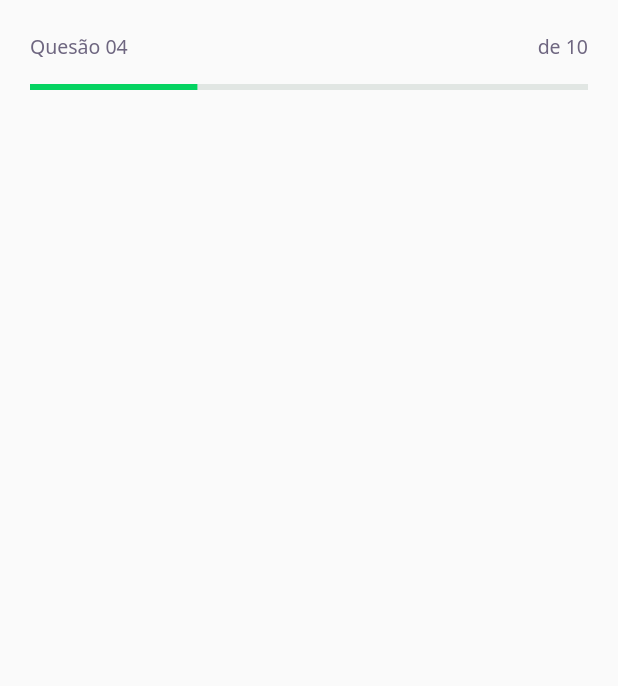
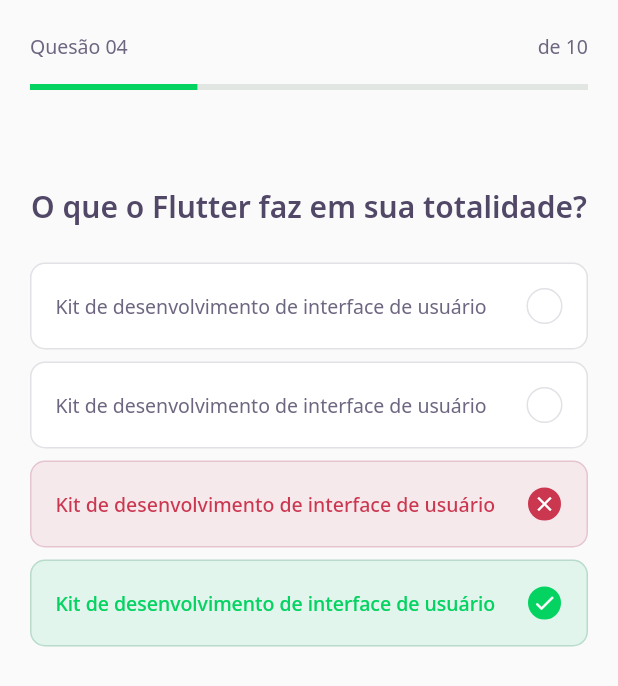
Before and after one commit to rockevandro/dev_quiz_flutter_app, a Flutter app: the screen it shows after launch, on a phone screen of 412 x 824 dp. Shown: the top 686 px of the screen. Run offline on Flutter 3.47's test engine with Material 2 defaults, Android fonts, the phone set to English and light mode, and no system bars; our stand-ins replace google_fonts.

Commit message:
feat: add quiz and answer on challenge page

```diff
--- a/lib/core/app_text_styles.dart
+++ b/lib/core/app_text_styles.dart
@@ -18,7 +18,7 @@ class AppTextStyles {
 
   static final TextStyle heading = GoogleFonts.notoSans(
     color: AppColors.black,
-    fontSize: 18,
+    fontSize: 20,
     fontWeight: FontWeight.w600,
   );
 
--- a/lib/pages/challenge/challenge_page.dart
+++ b/lib/pages/challenge/challenge_page.dart
@@ -1,4 +1,5 @@
 import 'package:dev_quiz/pages/challenge/widgets/question_indicator.dart';
+import 'package:dev_quiz/pages/challenge/widgets/quiz.dart';
 import 'package:flutter/material.dart';
 
 class ChallengePage extends StatefulWidget {
@@ -17,7 +18,7 @@ class _ChallengePageState extends State<ChallengePage> {
           child: QuestionIndicator(),
         ),
       ),
-      body: Container(),
+      body: Quiz(),
     );
   }
 }
--- /dev/null
+++ b/lib/pages/challenge/widgets/answer.dart
@@ -0,0 +1,85 @@
+import 'package:dev_quiz/core/app_text_styles.dart';
+import 'package:dev_quiz/core/core.dart';
+import 'package:flutter/material.dart';
+
+class Answer extends StatelessWidget {
+  const Answer(
+      {Key key,
+      @required this.title,
+      this.isCorrect = false,
+      this.isSelected = false})
+      : super(key: key);
+
+  final String title;
+  final bool isCorrect;
+  final bool isSelected;
+
+  Color get _selectedColorCorrect =>
+      isCorrect ? AppColors.darkGreen : AppColors.darkRed;
+
+  Color get _selectedBorderCorrect =>
+      isCorrect ? AppColors.lightGreen : AppColors.lightRed;
+
+  Color get _selectedColorCardCorrect =>
+      isCorrect ? AppColors.lightGreen : AppColors.lightRed;
+
+  Color get _selectedBorderCardCorrect =>
+      isCorrect ? AppColors.green : AppColors.red;
+
+  TextStyle get _selectedTextStyleCorrect =>
+      isCorrect ? AppTextStyles.bodyDarkGreen : AppTextStyles.bodyDarkRed;
+
+  IconData get _selectedIconCorrect => isCorrect ? Icons.check : Icons.close;
+
+  @override
+  Widget build(BuildContext context) {
+    return Padding(
+      padding: EdgeInsets.only(bottom: 8),
+      child: Container(
+        padding: EdgeInsets.all(16),
+        decoration: BoxDecoration(
+          color: isSelected ? _selectedColorCardCorrect : AppColors.white,
+          borderRadius: BorderRadius.circular(10),
+          border: Border.fromBorderSide(
+            BorderSide(
+                color:
+                    isSelected ? _selectedBorderCardCorrect : AppColors.border),
+          ),
+        ),
+        child: Row(
+          mainAxisAlignment: MainAxisAlignment.spaceBetween,
+          children: [
+            Expanded(
+              child: Text(
+                "Kit de desenvolvimento de interface de usuário",
+                style:
+                    isSelected ? _selectedTextStyleCorrect : AppTextStyles.body,
+              ),
+            ),
+            Container(
+              width: 24,
+              height: 24,
+              decoration: BoxDecoration(
+                color: isSelected ? _selectedColorCorrect : AppColors.white,
+                shape: BoxShape.circle,
+                border: Border.fromBorderSide(
+                  BorderSide(
+                      color: isSelected
+                          ? _selectedBorderCorrect
+                          : AppColors.border),
+                ),
+              ),
+              child: isSelected
+                  ? Icon(
+                      _selectedIconCorrect,
+                      size: 16,
+                      color: AppColors.white,
+                    )
+                  : null,
+            )
+          ],
+        ),
+      ),
+    );
+  }
+}
--- /dev/null
+++ b/lib/pages/challenge/widgets/quiz.dart
@@ -0,0 +1,39 @@
+import 'package:dev_quiz/core/app_text_styles.dart';
+import 'package:dev_quiz/pages/challenge/widgets/answer.dart';
+import 'package:flutter/material.dart';
+
+class Quiz extends StatelessWidget {
+  @override
+  Widget build(BuildContext context) {
+    return Container(
+      padding: EdgeInsets.symmetric(horizontal: 20),
+      child: Column(
+        children: [
+          Padding(
+            padding: const EdgeInsets.only(top: 64, bottom: 24),
+            child: Text(
+              "O que o Flutter faz em sua totalidade?",
+              style: AppTextStyles.heading,
+            ),
+          ),
+          Answer(
+            title: "Kit de desenvolvimento de interface de usuário",
+          ),
+          Answer(
+            title: "Kit de desenvolvimento de interface de usuário",
+            isCorrect: true,
+          ),
+          Answer(
+            title: "Kit de desenvolvimento de interface de usuário",
+            isSelected: true,
+          ),
+          Answer(
+            title: "Kit de desenvolvimento de interface de usuário",
+            isCorrect: true,
+            isSelected: true,
+          )
+        ],
+      ),
+    );
+  }
+}
```
